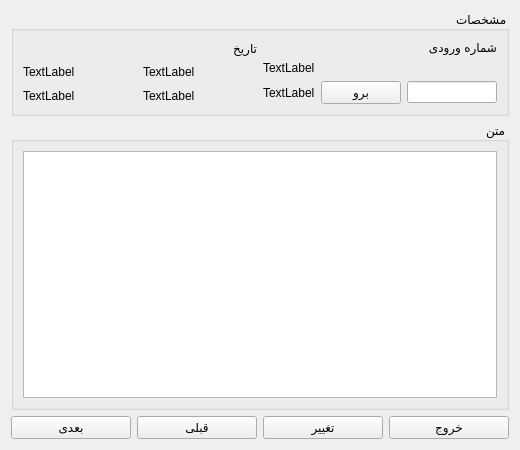
Qt form C++ QT/readform.ui (mohalisad/MPD) before a commit.
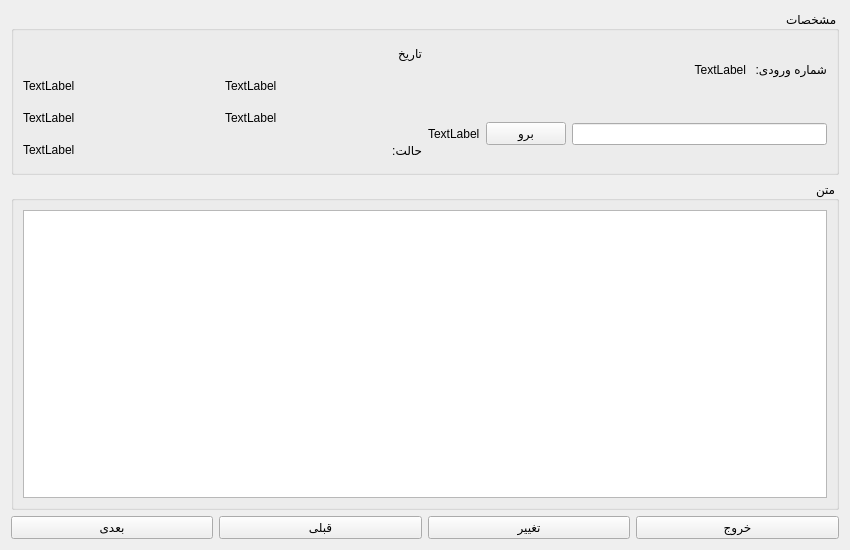
The same form after that commit.

Commit message: fix minor bugs add title text add mood support completely

```diff
--- a/C++ QT/readform.ui
+++ b/C++ QT/readform.ui
@@ -6,8 +6,8 @@
    <rect>
     <x>0</x>
     <y>0</y>
-    <width>520</width>
-    <height>450</height>
+    <width>850</width>
+    <height>550</height>
    </rect>
   </property>
   <property name="windowTitle">
@@ -16,7 +16,7 @@
   <property name="layoutDirection">
    <enum>Qt::RightToLeft</enum>
   </property>
-  <layout class="QVBoxLayout" name="verticalLayout" stretch="1,4,0">
+  <layout class="QVBoxLayout" name="verticalLayout" stretch="1,2,0">
    <item>
     <widget class="QGroupBox" name="groupBox">
      <property name="layoutDirection">
@@ -29,12 +29,14 @@
       <item>
        <layout class="QVBoxLayout" name="verticalLayout_2">
         <item>
+         <layout class="QHBoxLayout" name="horizontalLayout_9" stretch="0,1">
+          <item>
          <widget class="QLabel" name="label_2">
           <property name="layoutDirection">
            <enum>Qt::LeftToRight</enum>
           </property>
           <property name="text">
-           <string>شماره ورودی</string>
+             <string>شماره ورودی: </string>
           </property>
          </widget>
         </item>
@@ -43,7 +45,12 @@
           <property name="text">
            <string>TextLabel</string>
           </property>
-         </widget>
+            <property name="alignment">
+             <set>Qt::AlignRight|Qt::AlignTrailing|Qt::AlignVCenter</set>
+            </property>
+           </widget>
+          </item>
+         </layout>
         </item>
         <item>
          <layout class="QHBoxLayout" name="horizontalLayout_3">
@@ -113,6 +120,24 @@
           </item>
          </layout>
         </item>
+        <item>
+         <layout class="QHBoxLayout" name="horizontalLayout_8" stretch="0,1">
+          <item>
+           <widget class="QLabel" name="label_4">
+            <property name="text">
+             <string>حالت: </string>
+            </property>
+           </widget>
+          </item>
+          <item>
+           <widget class="QLabel" name="mood">
+            <property name="text">
+             <string>TextLabel</string>
+            </property>
+           </widget>
+          </item>
+         </layout>
+        </item>
        </layout>
       </item>
      </layout>
```
Left out of the diff: 2 changed lines with no effect on the pictures. Lines whose indentation alone changed are shown as unchanged. The commit also changes 11 other files.
